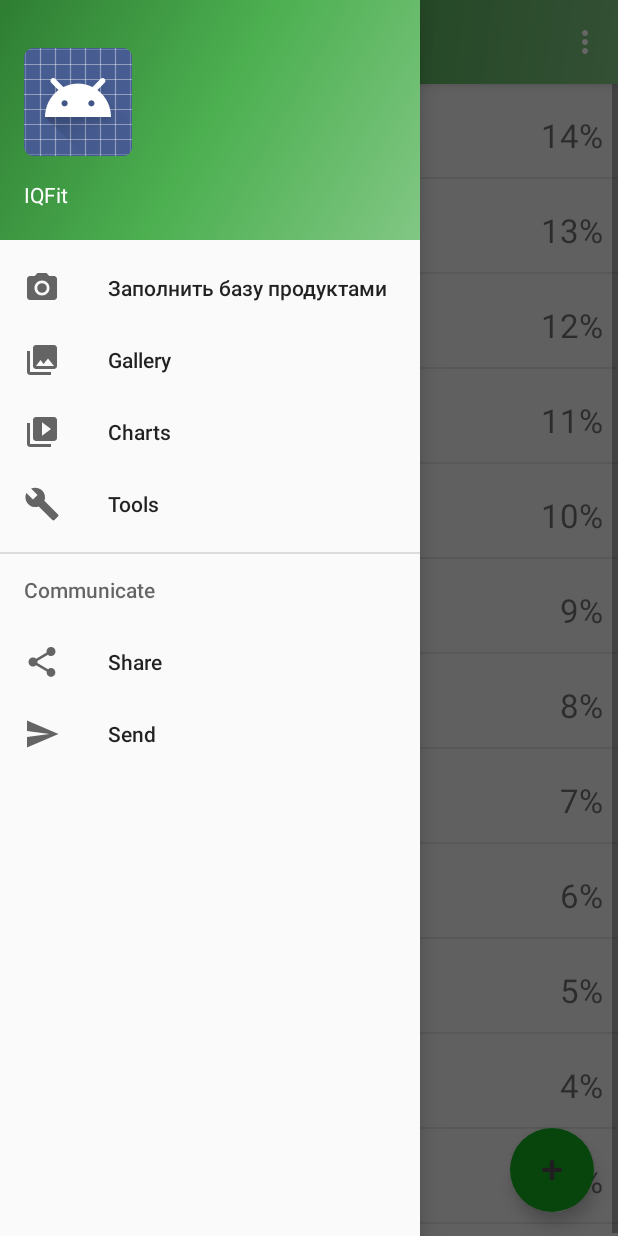
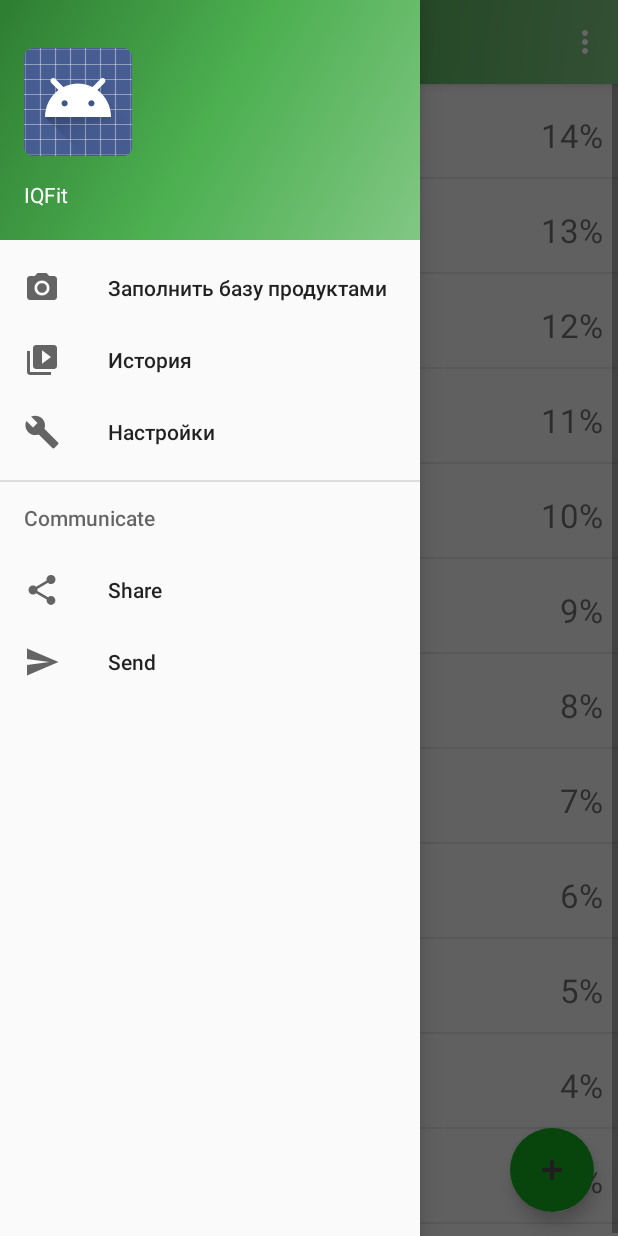
Before and after one commit to BuildForYourself/IQFit, an Android app: the screen it shows after launch (StackActivity), with the side drawer open, on a phone screen of 412 x 824 dp. Run offline under Robolectric (Android 15) with nearby library versions, the phone set to English and light mode, and no system bars; 1 statement that could not run was skipped.

```diff
--- a/app/src/main/kotlin/com/buildforyourself/iqfit/StackActivity.kt
+++ b/app/src/main/kotlin/com/buildforyourself/iqfit/StackActivity.kt
@@ -155,8 +155,6 @@ class StackActivity : AppCompatActivity(), NavigationView.OnNavigationItemSelect
             var generator = DbGenerator()
             generator.clear();
             generator.fill();
-        } else if (id == R.id.nav_gallery) {
-
         } else if (id == R.id.nav_charts) {
             startActivity<ChartTabActivity>()
         } else if (id == R.id.nav_manage) {
--- a/app/src/main/res/menu/activity_stack_drawer.xml
+++ b/app/src/main/res/menu/activity_stack_drawer.xml
@@ -7,17 +7,13 @@
             android:icon="@drawable/ic_menu_camera"
             android:title="Заполнить базу продуктами" />
         <item
-            android:id="@+id/nav_gallery"
-            android:icon="@drawable/ic_menu_gallery"
-            android:title="Gallery" />
-        <item
             android:id="@+id/nav_charts"
             android:icon="@drawable/ic_menu_slideshow"
-            android:title="Charts" />
+            android:title="История" />
         <item
             android:id="@+id/nav_manage"
             android:icon="@drawable/ic_menu_manage"
-            android:title="Tools" />
+            android:title="Настройки" />
     </group>
 
     <item android:title="Communicate">
```
Also changed, not shown: app/src/main/kotlin/com/buildforyourself/iqfit/ChartTabActivity.kt (+32 -20 lines), app/src/main/res/layout/fragment_chart_tab.xml (+4 -5 lines).
